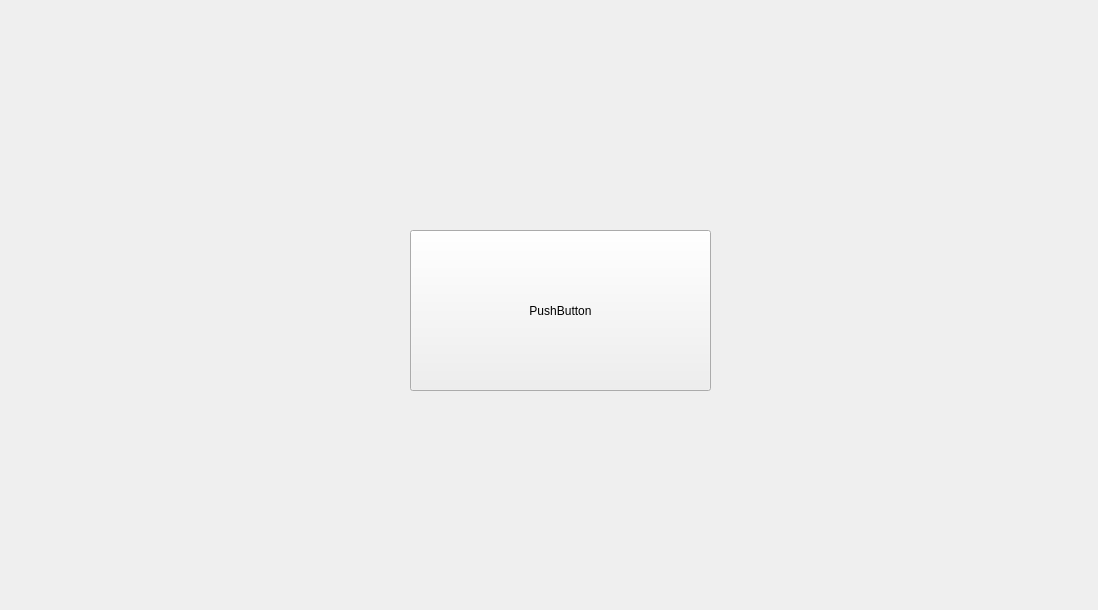
Before: the Qt Designer form source/ui/home_page.ui in pop-arthur/HotelLib_NTO, drawn with Qt 5.
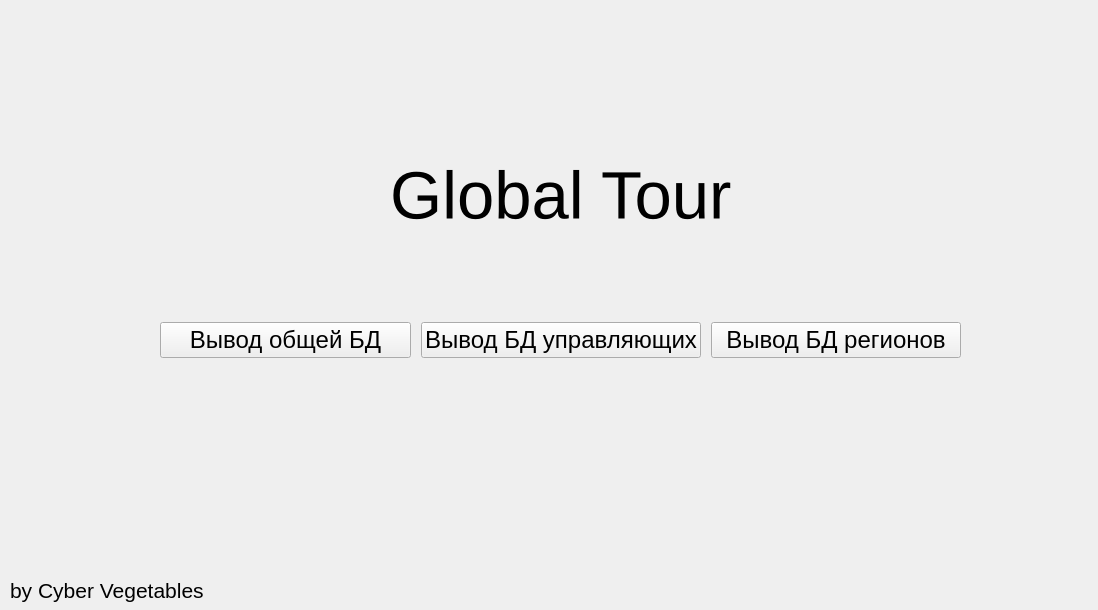
After: the same form once the commit is applied.

What changed in the file:
```diff
--- a/source/ui/home_page.ui
+++ b/source/ui/home_page.ui
@@ -13,18 +13,92 @@
   <property name="windowTitle">
    <string>Form</string>
   </property>
-  <widget class="QPushButton" name="pushButton">
+  <widget class="QLabel" name="label">
    <property name="geometry">
     <rect>
-     <x>410</x>
-     <y>230</y>
+     <x>10</x>
+     <y>570</y>
      <width>301</width>
+     <height>41</height>
+    </rect>
+   </property>
+   <property name="font">
+    <font>
+     <pointsize>16</pointsize>
+    </font>
+   </property>
+   <property name="text">
+    <string>by Cyber Vegetables</string>
+   </property>
+  </widget>
+  <widget class="QLabel" name="label_2">
+   <property name="geometry">
+    <rect>
+     <x>390</x>
+     <y>160</y>
+     <width>361</width>
+     <height>71</height>
+    </rect>
+   </property>
+   <property name="font">
+    <font>
+     <pointsize>50</pointsize>
+    </font>
+   </property>
+   <property name="text">
+    <string>Global Tour</string>
+   </property>
+  </widget>
+  <widget class="QWidget" name="horizontalLayoutWidget">
+   <property name="geometry">
+    <rect>
+     <x>160</x>
+     <y>260</y>
+     <width>801</width>
      <height>161</height>
     </rect>
    </property>
-   <property name="text">
-    <string>PushButton</string>
-   </property>
+   <layout class="QHBoxLayout" name="horizontalLayout">
+    <property name="spacing">
+     <number>10</number>
+    </property>
+    <item>
+     <widget class="QPushButton" name="pushButton_full">
+      <property name="font">
+       <font>
+        <pointsize>18</pointsize>
+       </font>
+      </property>
+      <property name="text">
+       <string>Вывод общей БД</string>
+      </property>
+     </widget>
+    </item>
+    <item>
+     <widget class="QPushButton" name="pushButton_admins">
+      <property name="font">
+       <font>
+        <pointsize>18</pointsize>
+       </font>
+      </property>
+      <property name="text">
+       <string>Вывод БД управляющих</string>
+      </property>
+     </widget>
+    </item>
+    <item>
+     <widget class="QPushButton" name="pushButton_regions">
+      <property name="font">
+       <font>
+        <pointsize>18</pointsize>
+       </font>
+      </property>
+      <property name="text">
+       <string>Вывод БД регионов</string>
+      </property>
+     </widget>
+    </item>
+   </layout>
   </widget>
  </widget>
  <resources/>
```
